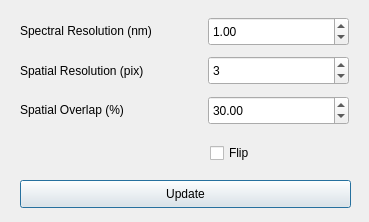
The window that formhypcubebuildsettings.ui (JairoSalazarV/QtHypCam) describes before a commit, drawn with Qt 5.
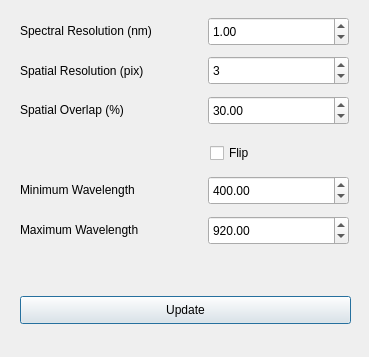
The same window after the commit.

```diff
--- a/formhypcubebuildsettings.ui
+++ b/formhypcubebuildsettings.ui
@@ -7,7 +7,7 @@
     <x>0</x>
     <y>0</y>
     <width>369</width>
-    <height>222</height>
+    <height>357</height>
    </rect>
   </property>
   <property name="windowTitle">
@@ -17,7 +17,7 @@
    <property name="geometry">
     <rect>
      <x>20</x>
-     <y>180</y>
+     <y>296</y>
      <width>331</width>
      <height>28</height>
     </rect>
@@ -120,6 +120,70 @@
     <number>3</number>
    </property>
   </widget>
+  <widget class="QDoubleSpinBox" name="spinboxExpMinWave">
+   <property name="geometry">
+    <rect>
+     <x>208</x>
+     <y>176</y>
+     <width>141</width>
+     <height>29</height>
+    </rect>
+   </property>
+   <property name="minimum">
+    <double>50.000000000000000</double>
+   </property>
+   <property name="maximum">
+    <double>20000.000000000000000</double>
+   </property>
+   <property name="value">
+    <double>400.000000000000000</double>
+   </property>
+  </widget>
+  <widget class="QLabel" name="label_10">
+   <property name="geometry">
+    <rect>
+     <x>20</x>
+     <y>180</y>
+     <width>191</width>
+     <height>20</height>
+    </rect>
+   </property>
+   <property name="text">
+    <string>Minimum Wavelength</string>
+   </property>
+  </widget>
+  <widget class="QDoubleSpinBox" name="spinboxExpMaxWave">
+   <property name="geometry">
+    <rect>
+     <x>208</x>
+     <y>216</y>
+     <width>141</width>
+     <height>29</height>
+    </rect>
+   </property>
+   <property name="minimum">
+    <double>50.000000000000000</double>
+   </property>
+   <property name="maximum">
+    <double>20000.000000000000000</double>
+   </property>
+   <property name="value">
+    <double>920.000000000000000</double>
+   </property>
+  </widget>
+  <widget class="QLabel" name="label_11">
+   <property name="geometry">
+    <rect>
+     <x>20</x>
+     <y>220</y>
+     <width>191</width>
+     <height>20</height>
+    </rect>
+   </property>
+   <property name="text">
+    <string>Maximum Wavelength</string>
+   </property>
+  </widget>
  </widget>
  <resources/>
  <connections/>
```
Left out of the diff: 3 changed lines with no effect on the pictures.
